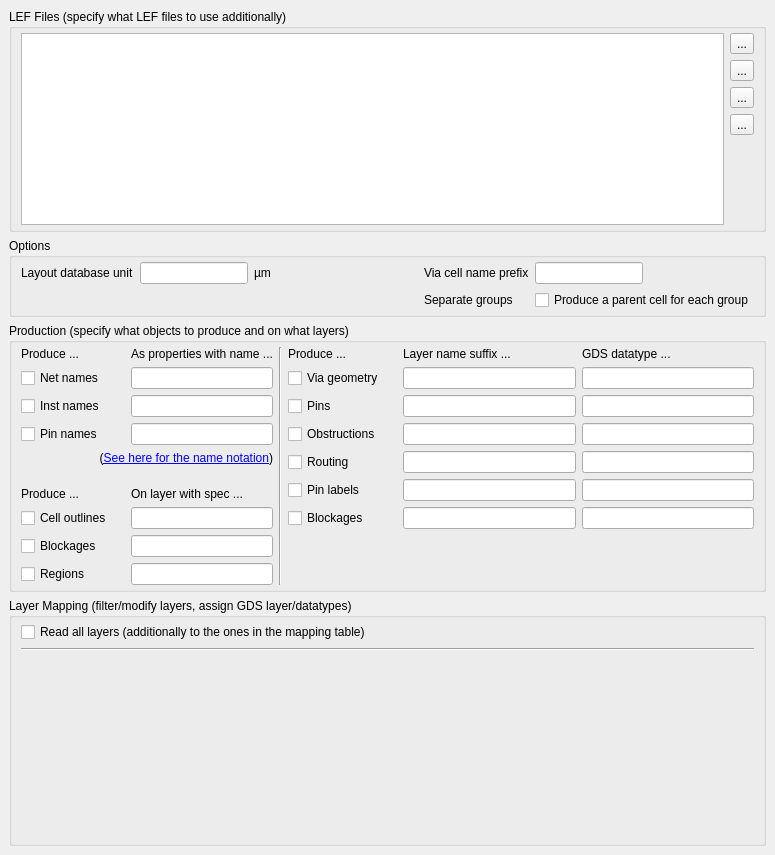
Before: the Qt Designer form src/plugins/streamers/lefdef/lay_plugin/LEFDEFTechnologyComponentEditor.ui in KLayout/klayout, drawn with Qt 5.
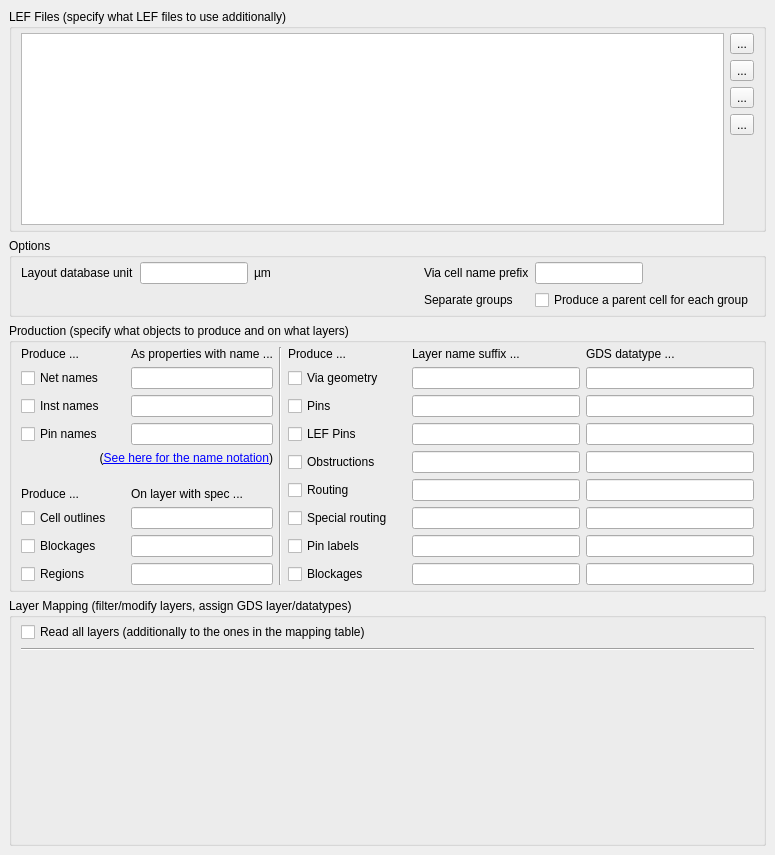
After: the same form once the commit is applied. Icons and pictures are not drawn. Custom widgets are drawn as their Qt base class.

Commit message: New layer flavors: special nets, LEF pins.

The edit to the form file:
```diff
--- a/src/plugins/streamers/lefdef/lay_plugin/LEFDEFTechnologyComponentEditor.ui
+++ b/src/plugins/streamers/lefdef/lay_plugin/LEFDEFTechnologyComponentEditor.ui
@@ -590,13 +590,6 @@
       <item row="3" column="2" colspan="2">
        <widget class="QLineEdit" name="pin_prop_name"/>
       </item>
-      <item row="3" column="5">
-       <widget class="QCheckBox" name="produce_obstructions">
-        <property name="text">
-         <string>Obstructions</string>
-        </property>
-       </widget>
-      </item>
       <item row="3" column="6">
        <widget class="QLabel" name="label_14">
         <property name="sizePolicy">
@@ -613,19 +606,6 @@
         </property>
        </widget>
       </item>
-      <item row="3" column="7">
-       <widget class="QLineEdit" name="suffix_obstructions"/>
-      </item>
-      <item row="3" column="8">
-       <widget class="QLineEdit" name="datatype_obstructions"/>
-      </item>
-      <item row="4" column="5">
-       <widget class="QCheckBox" name="produce_routing">
-        <property name="text">
-         <string>Routing</string>
-        </property>
-       </widget>
-      </item>
       <item row="4" column="6">
        <widget class="QLabel" name="label_15">
         <property name="sizePolicy">
@@ -642,43 +622,14 @@
         </property>
        </widget>
       </item>
-      <item row="4" column="7">
-       <widget class="QLineEdit" name="suffix_routing"/>
-      </item>
-      <item row="4" column="8">
-       <widget class="QLineEdit" name="datatype_routing"/>
-      </item>
-      <item row="5" column="5">
-       <widget class="QCheckBox" name="produce_labels">
-        <property name="text">
-         <string>Pin labels</string>
-        </property>
-       </widget>
-      </item>
-      <item row="6" column="5">
+      <item row="8" column="5">
        <widget class="QCheckBox" name="produce_blockages">
         <property name="text">
          <string>Blockages</string>
         </property>
        </widget>
       </item>
-      <item row="5" column="6">
-       <widget class="QLabel" name="label_16">
-        <property name="sizePolicy">
-         <sizepolicy hsizetype="Fixed" vsizetype="Preferred">
-          <horstretch>0</horstretch>
-          <verstretch>0</verstretch>
-         </sizepolicy>
-        </property>
-        <property name="text">
-         <string/>
-        </property>
-        <property name="pixmap">
-         <pixmap resource="../../../../lay/lay/layResources.qrc">:/right.png</pixmap>
-        </property>
-       </widget>
-      </item>
-      <item row="6" column="6">
+      <item row="8" column="6">
        <widget class="QLabel" name="label_17">
         <property name="sizePolicy">
          <sizepolicy hsizetype="Fixed" vsizetype="Preferred">
@@ -694,17 +645,124 @@
         </property>
        </widget>
       </item>
-      <item row="5" column="7">
+      <item row="8" column="7">
+       <widget class="QLineEdit" name="suffix_blockages"/>
+      </item>
+      <item row="8" column="8">
+       <widget class="QLineEdit" name="datatype_blockages"/>
+      </item>
+      <item row="6" column="6">
+       <widget class="QLabel" name="label_16">
+        <property name="sizePolicy">
+         <sizepolicy hsizetype="Fixed" vsizetype="Preferred">
+          <horstretch>0</horstretch>
+          <verstretch>0</verstretch>
+         </sizepolicy>
+        </property>
+        <property name="text">
+         <string/>
+        </property>
+        <property name="pixmap">
+         <pixmap resource="../../../../lay/lay/layResources.qrc">:/right.png</pixmap>
+        </property>
+       </widget>
+      </item>
+      <item row="5" column="6">
+       <widget class="QLabel" name="label_23">
+        <property name="sizePolicy">
+         <sizepolicy hsizetype="Fixed" vsizetype="Preferred">
+          <horstretch>0</horstretch>
+          <verstretch>0</verstretch>
+         </sizepolicy>
+        </property>
+        <property name="text">
+         <string/>
+        </property>
+        <property name="pixmap">
+         <pixmap resource="../../../../lay/lay/layResources.qrc">:/right.png</pixmap>
+        </property>
+       </widget>
+      </item>
+      <item row="7" column="6">
+       <widget class="QLabel" name="label_24">
+        <property name="sizePolicy">
+         <sizepolicy hsizetype="Fixed" vsizetype="Preferred">
+          <horstretch>0</horstretch>
+          <verstretch>0</verstretch>
+         </sizepolicy>
+        </property>
+        <property name="text">
+         <string/>
+        </property>
+        <property name="pixmap">
+         <pixmap resource="../../../../lay/lay/layResources.qrc">:/right.png</pixmap>
+        </property>
+       </widget>
+      </item>
+      <item row="7" column="5">
+       <widget class="QCheckBox" name="produce_labels">
+        <property name="text">
+         <string>Pin labels</string>
+        </property>
+       </widget>
+      </item>
+      <item row="7" column="7">
        <widget class="QLineEdit" name="suffix_labels"/>
       </item>
-      <item row="5" column="8">
+      <item row="7" column="8">
        <widget class="QLineEdit" name="datatype_labels"/>
       </item>
+      <item row="6" column="5">
+       <widget class="QCheckBox" name="produce_special_routing">
+        <property name="text">
+         <string>Special routing</string>
+        </property>
+       </widget>
+      </item>
       <item row="6" column="7">
-       <widget class="QLineEdit" name="suffix_blockages"/>
+       <widget class="QLineEdit" name="suffix_special_routing"/>
       </item>
       <item row="6" column="8">
-       <widget class="QLineEdit" name="datatype_blockages"/>
+       <widget class="QLineEdit" name="datatype_special_routing"/>
+      </item>
+      <item row="5" column="5">
+       <widget class="QCheckBox" name="produce_routing">
+        <property name="text">
+         <string>Routing</string>
+        </property>
+       </widget>
+      </item>
+      <item row="5" column="7">
+       <widget class="QLineEdit" name="suffix_routing"/>
+      </item>
+      <item row="5" column="8">
+       <widget class="QLineEdit" name="datatype_routing"/>
+      </item>
+      <item row="4" column="5">
+       <widget class="QCheckBox" name="produce_obstructions">
+        <property name="text">
+         <string>Obstructions</string>
+        </property>
+       </widget>
+      </item>
+      <item row="4" column="7">
+       <widget class="QLineEdit" name="suffix_obstructions"/>
+      </item>
+      <item row="4" column="8">
+       <widget class="QLineEdit" name="datatype_obstructions"/>
+      </item>
+      <item row="3" column="7">
+       <widget class="QLineEdit" name="suffix_lef_pins"/>
+      </item>
+      <item row="3" column="8">
+       <widget class="QLineEdit" name="datatype_lef_pins"/>
+      </item>
+      <item row="3" column="5">
+       <widget class="QCheckBox" name="produce_lef_pins">
+        <property name="text">
+         <string>LEF Pins</string>
+        </property>
+       </widget>
       </item>
      </layout>
     </widget>
```
The commit also changes 13 other files.
